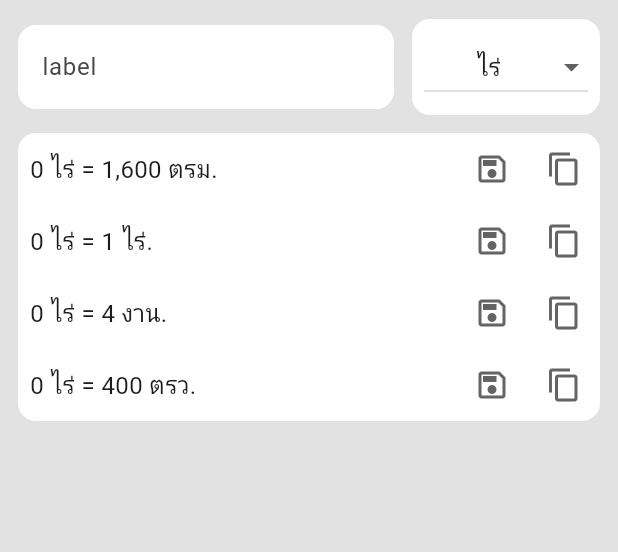
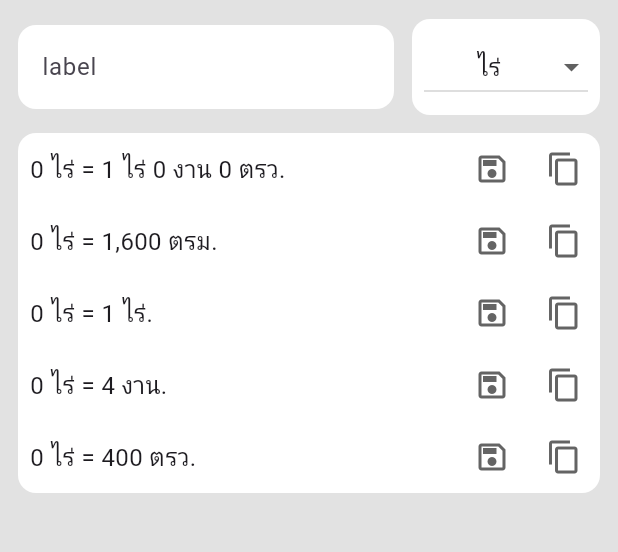
Before and after one commit to Khanin-devmode/convertrai_flutter, a Flutter app: the screen it shows after launch, on a phone screen of 412 x 824 dp, the part 65-617 px from its top. Run offline on Flutter 3.47's test engine with Material 2 defaults, Android fonts, the phone set to English and light mode, and no system bars; our stand-ins replace flutter_riverpod, google_mobile_ads; missing offline and left inert: pattern_formatter; Roboto replaces fonts that are missing (MontserratAlternates); project files that could hold a hidden picture were left out.

Commit message:
Add missing unit, refactor, and UI progress

```diff
--- a/lib/pages/test_converter_page.dart
+++ b/lib/pages/test_converter_page.dart
@@ -16,7 +16,10 @@ class TestConverterPage extends ConsumerStatefulWidget {
 }
 
 class TestConverterPageState extends ConsumerState<TestConverterPage> {
-  final inputTextController = TextEditingController();
+  final singleInputCtrl = TextEditingController();
+  final raiInputCtrl = TextEditingController();
+  final nganInputCtrl = TextEditingController();
+  final sqWhaInputCtrl = TextEditingController();
 
   @override
   Widget build(BuildContext context) {
@@ -64,29 +67,49 @@ class TestConverterPageState extends ConsumerState<TestConverterPage> {
                   children: [
                     Expanded(
                       flex: 4,
-                      child: calState.selectedUnit !=
-                              ConvertingUnit.raiNganSqWha
+                      child:
+                          calState.selectedUnit != ConvertingUnit.raiNganSqWha
                               ? CustomInputField(
-                              inputTextController: inputTextController,
-                              calNotifier: calNotifier)
+                                  inputTextController: singleInputCtrl,
+                                  calNotifier: calNotifier,
+                                  onChanged: (newValue) {
+                                    double n = stringToDouble(newValue);
+                                    calNotifier.convertUnit(n);
+                                  },
+                                )
                               : Row(
                                   children: [
                                     Expanded(
                                       child: CustomInputField(
-                                      inputTextController: inputTextController,
-                                      calNotifier: calNotifier),
+                                        inputTextController: raiInputCtrl,
+                                        calNotifier: calNotifier,
+                                        onChanged: (newValue) {
+                                          double n = stringToDouble(newValue);
+                                          calNotifier.convertUnit(n);
+                                        },
+                                      ),
                                     ),
                                     const SizedBox(width: 12),
                                     Expanded(
                                       child: CustomInputField(
-                                      inputTextController: inputTextController,
-                                      calNotifier: calNotifier),
+                                        inputTextController: nganInputCtrl,
+                                        calNotifier: calNotifier,
+                                        onChanged: (newValue) {
+                                          double n = stringToDouble(newValue);
+                                          calNotifier.convertUnit(n);
+                                        },
+                                      ),
                                     ),
                                     const SizedBox(width: 12),
                                     Expanded(
                                       child: CustomInputField(
-                                      inputTextController: inputTextController,
-                                      calNotifier: calNotifier),
+                                        inputTextController: sqWhaInputCtrl,
+                                        calNotifier: calNotifier,
+                                        onChanged: (newValue) {
+                                          double n = stringToDouble(newValue);
+                                          calNotifier.convertUnit(n);
+                                        },
+                                      ),
                                     ),
                                   ],
                                 ),
@@ -99,7 +122,7 @@ class TestConverterPageState extends ConsumerState<TestConverterPage> {
                       child: UnitSelectDropdown(
                           calState: calState,
                           calNotifier: calNotifier,
-                          inputTextController: inputTextController),
+                          inputTextController: singleInputCtrl),
                     ),
                   ],
                 ),
@@ -116,19 +139,23 @@ class TestConverterPageState extends ConsumerState<TestConverterPage> {
                   children: [
                     ResultRow(
                       resultText:
-                          '${inputTextController.text.isNotEmpty ? inputTextController.text : 0} ${getUnitText(calState.selectedUnit)} = ${kNumFormat.format(calState.sqm)} ตรม.',
+                          '${singleInputCtrl.text.isNotEmpty ? singleInputCtrl.text : 0} ${getUnitText(calState.selectedUnit)} = ${kNumFormat.format(calState.rai)} ไร่ ${kNumFormat.format(calState.ngan)} งาน ${kNumFormat.format(calState.sqWha)} ตรว.',
                     ),
                     ResultRow(
                       resultText:
-                          '${inputTextController.text.isNotEmpty ? inputTextController.text : 0} ${getUnitText(calState.selectedUnit)} = ${kNumFormat.format(calState.fullRai)} ไร่.',
+                          '${singleInputCtrl.text.isNotEmpty ? singleInputCtrl.text : 0} ${getUnitText(calState.selectedUnit)} = ${kNumFormat.format(calState.sqm)} ตรม.',
                     ),
                     ResultRow(
                       resultText:
-                          '${inputTextController.text.isNotEmpty ? inputTextController.text : 0} ${getUnitText(calState.selectedUnit)} = ${kNumFormat.format(calState.fullNgan)} งาน.',
+                          '${singleInputCtrl.text.isNotEmpty ? singleInputCtrl.text : 0} ${getUnitText(calState.selectedUnit)} = ${kNumFormat.format(calState.fullRai)} ไร่.',
                     ),
                     ResultRow(
                       resultText:
-                          '${inputTextController.text.isNotEmpty ? inputTextController.text : 0} ${getUnitText(calState.selectedUnit)} = ${kNumFormat.format(calState.fullSqWha)} ตรว.',
+                          '${singleInputCtrl.text.isNotEmpty ? singleInputCtrl.text : 0} ${getUnitText(calState.selectedUnit)} = ${kNumFormat.format(calState.fullNgan)} งาน.',
+                    ),
+                    ResultRow(
+                      resultText:
+                          '${singleInputCtrl.text.isNotEmpty ? singleInputCtrl.text : 0} ${getUnitText(calState.selectedUnit)} = ${kNumFormat.format(calState.fullSqWha)} ตรว.',
                     ),
                   ],
                 ),
@@ -142,23 +169,21 @@ class TestConverterPageState extends ConsumerState<TestConverterPage> {
 }
 
 class CustomInputField extends StatelessWidget {
-  const CustomInputField({
-    super.key,
+  const CustomInputField(
+      {super.key,
       required this.inputTextController,
       required this.calNotifier,
-  });
+      required this.onChanged});
 
   final TextEditingController inputTextController;
   final CalNotifier calNotifier;
+  final Function(String) onChanged;
 
   @override
   Widget build(BuildContext context) {
     return TextField(
       controller: inputTextController,
-      onChanged: (newValue) {
-        double n = stringToDouble(newValue);
-        calNotifier.convertUnit(n);
-      },
+      onChanged: onChanged,
       keyboardType: const TextInputType.numberWithOptions(decimal: true),
       inputFormatters: [ThousandsFormatter()],
       decoration: InputDecoration(
```
Also changed, not shown: lib/calculate_logic.dart (+20 -5 lines). Lines whose indentation alone changed are shown as unchanged.
